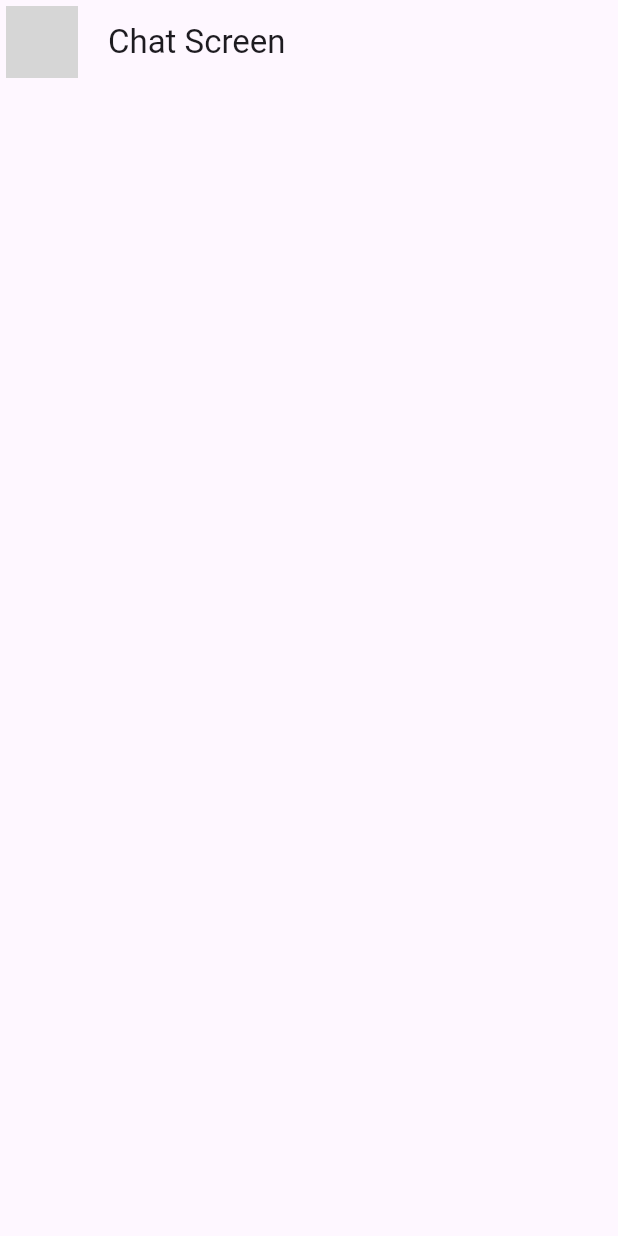
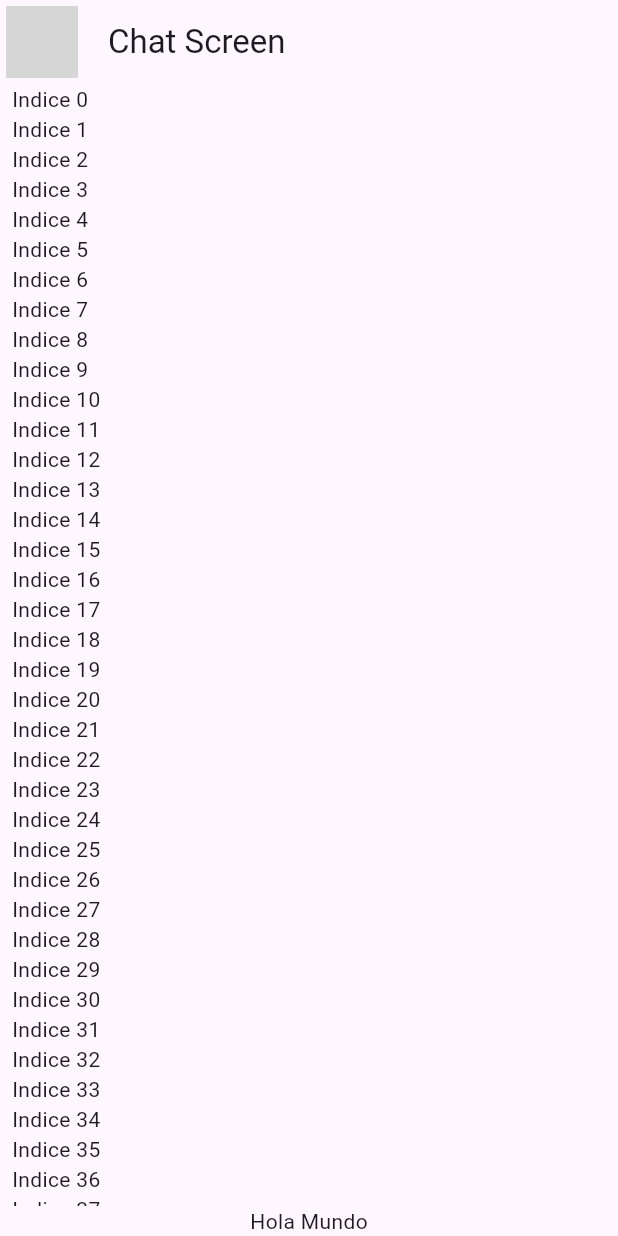
Before and after one commit to KevinMartinezC/Chat-App-Flutter, a Flutter app: the screen it shows after launch, on a phone screen of 412 x 824 dp. Run offline on Flutter 3.47's test engine with Material 3 defaults, Android fonts, the phone set to English and light mode, and no system bars; network calls fail; grey boxes are pictures that could not be loaded.

```diff
--- a/lib/presentation/chat/chat_screen.dart
+++ b/lib/presentation/chat/chat_screen.dart
@@ -18,6 +18,30 @@ class ChatScreen extends StatelessWidget {
         title: const Text("Chat Screen"),
         centerTitle: false,
       ),
+      body: _ChatView(),
     );
   }
 }
+
+class _ChatView extends StatelessWidget {
+  @override
+  Widget build(BuildContext context) {
+    return SafeArea(
+      child: Padding(
+        padding: const EdgeInsets.symmetric(horizontal: 8),
+        child: Column(
+          children: [
+            Expanded(
+              child: ListView.builder(
+                itemBuilder: (context, index) {
+                  return Text('Indice $index');
+                },
+              ),
+            ),
+            Text("Hola Mundo"),
+          ],
+        ),
+      ),
+    );
+  }
+}
```
